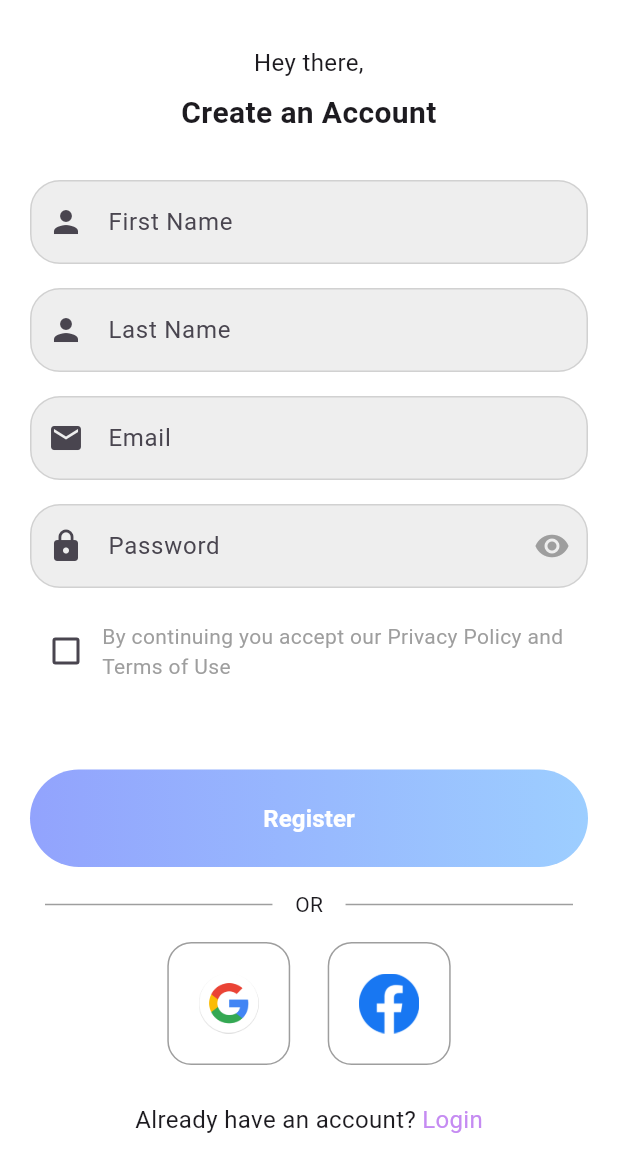
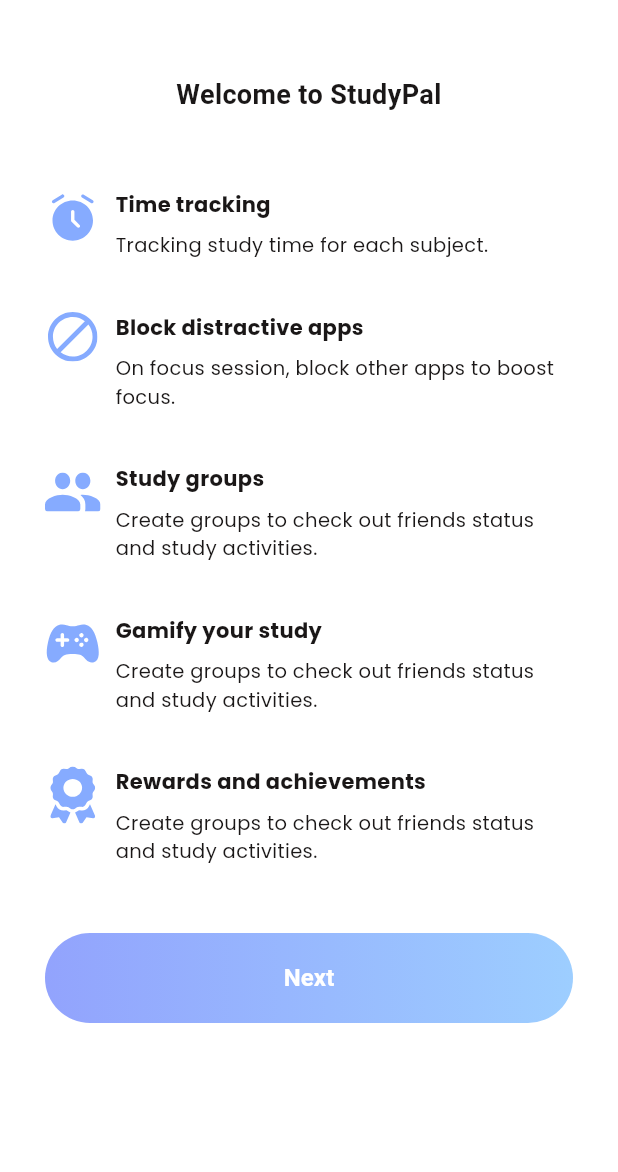
Before and after one commit to stefanusrico/StudyPal, a Flutter app: the screen it shows after launch, on a phone screen of 412 x 824 dp. Shown: the top 1172 px of the screen. Run offline on Flutter 3.47's test engine with Material 3 defaults, Android fonts, the phone set to English and light mode, and no system bars; our stand-ins replace flutter_svg, google_fonts, hexcolor; Roboto replaces fonts that are missing (Arimo).

Commit message:
add: splashpage and onboardingpage

```diff
--- /dev/null
+++ b/StudyPal/flutter_studypal/lib/components/feature_row.dart
@@ -0,0 +1,62 @@
+import 'package:flutter/material.dart';
+import 'package:flutter_studypal/utils/global_colors.dart';
+import 'package:flutter_studypal/utils/global_text.dart';
+import 'package:flutter_svg/flutter_svg.dart';
+
+class FeatureRowWidget extends StatelessWidget {
+  const FeatureRowWidget({
+    super.key,
+    required this.iconPath,
+    required this.title,
+    required this.description,
+    this.iconWidth = 37,
+    this.iconHeight = 37,
+  });
+
+  final String iconPath;
+  final String title;
+  final String description;
+  final double iconWidth;
+  final double iconHeight;
+
+  @override
+  Widget build(BuildContext context) {
+    return Row(
+      crossAxisAlignment: CrossAxisAlignment.start,
+      children: [
+        SizedBox(
+          width: iconWidth,
+          height: iconHeight,
+          child: SvgPicture.asset(
+            iconPath,
+            width: iconWidth,
+            height: iconHeight,
+          ),
+        ),
+        const SizedBox(width: 10),
+        Expanded(
+          child: Column(
+            crossAxisAlignment: CrossAxisAlignment.start,
+            children: [
+              Text(
+                title,
+                style: GlobalText.blackPrimaryPoppinsTextStyle.copyWith(
+                  fontSize: 14,
+                  fontWeight: FontWeight.bold,
+                ),
+              ),
+              const SizedBox(height: 8),
+              Text(
+                description,
+                style: GlobalText.blackPrimaryPoppinsTextStyle.copyWith(
+                  fontSize: 13,
+                  fontWeight: FontWeight.normal,
+                ),
+              ),
+            ],
+          ),
+        ),
+      ],
+    );
+  }
+}
--- a/StudyPal/flutter_studypal/lib/components/square_tile.dart
+++ b/StudyPal/flutter_studypal/lib/components/square_tile.dart
@@ -4,9 +4,9 @@ class SquareTile extends StatelessWidget {
   final String imagePath;
 
   const SquareTile({
-    Key? key,
+    super.key,
     required this.imagePath,
-  }) : super(key: key);
+  });
 
   @override
   Widget build(BuildContext context) {
--- a/StudyPal/flutter_studypal/lib/main.dart
+++ b/StudyPal/flutter_studypal/lib/main.dart
@@ -1,5 +1,7 @@
 import 'package:flutter/material.dart';
-import 'pages/register_page.dart';
+import 'package:flutter_studypal/pages/onboarding_page.dart';
+import 'package:flutter_studypal/pages/register_page.dart';
+import 'package:flutter_studypal/pages/splash_page.dart';
 
 void main() {
   runApp(const MyApp());
@@ -10,9 +12,15 @@
 
   @override
   Widget build(BuildContext context) {
-    return const MaterialApp(
+    return MaterialApp(
       debugShowCheckedModeBanner: false,
-      home: RegisterPage(),
+      initialRoute: '/',
+      routes: {
+        '/': (context) => const SplashPage(),
+        '/onboarding': (context) => const Onboarding(),
+        '/register': (context) => const RegisterPage(),
+        // '/login': (context) => const Login(),
+      },
     );
   }
 }
--- /dev/null
+++ b/StudyPal/flutter_studypal/lib/pages/onboarding_page.dart
@@ -0,0 +1,106 @@
+import 'package:flutter/material.dart';
+import 'package:flutter_studypal/components/feature_row.dart';
+import 'package:flutter_studypal/utils/global_colors.dart';
+import 'package:flutter_studypal/utils/global_text.dart';
+import 'package:flutter_svg/flutter_svg.dart';
+
+class Onboarding extends StatelessWidget {
+  const Onboarding({super.key});
+
+  @override
+  Widget build(BuildContext context) {
+    return Scaffold(
+      backgroundColor: Colors.white,
+      body: SafeArea(
+        child: SingleChildScrollView(
+          child: Padding(
+            padding:
+                const EdgeInsets.symmetric(horizontal: 30.0, vertical: 50.0),
+            child: Column(
+              crossAxisAlignment: CrossAxisAlignment.start,
+              children: [
+                Center(
+                  child: Text(
+                    "Welcome to StudyPal",
+                    textAlign: TextAlign.center,
+                    style: GlobalText.blackPrimaryArimoTextStyle.copyWith(
+                      fontSize: 18.0,
+                      fontWeight: FontWeight.bold,
+                    ),
+                  ),
+                ),
+                const SizedBox(height: 50),
+                const FeatureRowWidget(
+                  iconPath: 'lib/assets/timer.svg',
+                  title: 'Time tracking',
+                  description: 'Tracking study time for each subject.',
+                  iconHeight: 38,
+                ),
+                const SizedBox(height: 35),
+                const FeatureRowWidget(
+                  iconPath: 'lib/assets/block.svg',
+                  title: 'Block distractive apps',
+                  description:
+                      'On focus session, block other apps to boost focus.',
+                  iconHeight: 33,
+                ),
+                const SizedBox(height: 35),
+                const FeatureRowWidget(
+                  iconPath: 'lib/assets/people.svg',
+                  title: 'Study groups',
+                  description:
+                      'Create groups to check out friends status and study activities.',
+                  iconHeight: 38,
+                ),
+                const SizedBox(height: 35),
+                const FeatureRowWidget(
+                  iconPath: 'lib/assets/controller.svg',
+                  title: 'Gamify your study',
+                  description:
+                      'Create groups to check out friends status and study activities.',
+                  iconHeight: 38,
+                ),
+                const SizedBox(height: 35),
+                const FeatureRowWidget(
+                  iconPath: 'lib/assets/achievement.svg',
+                  title: 'Rewards and achievements',
+                  description:
+                      'Create groups to check out friends status and study activities.',
+                  iconHeight: 38,
+                ),
+                const SizedBox(height: 45),
+                Container(
+                  width: double.infinity,
+                  height: 60,
+                  decoration: BoxDecoration(
+                    borderRadius: BorderRadius.circular(45),
+                    gradient: GlobalColors.buttonGradient,
+                  ),
+                  child: TextButton(
+                    onPressed: () {
+                      Navigator.pushReplacementNamed(context, '/register');
+                    },
+                    style: ElevatedButton.styleFrom(
+                      backgroundColor: Colors.transparent,
+                      shadowColor: Colors.transparent,
+                      elevation: 0,
+                    ),
+                    child: const Text(
+                      "Next",
+                      style: TextStyle(
+                        color: Colors.white,
+                        fontSize: 16,
+                        fontWeight: FontWeight.bold,
+                      ),
+                    ),
+                  ),
+                ),
+                const SizedBox(height: 30), // Bottom margin
+              ],
+            ),
+          ),
+        ),
+      ),
+    );
+  }
+}
--- a/StudyPal/flutter_studypal/lib/pages/register_page.dart
+++ b/StudyPal/flutter_studypal/lib/pages/register_page.dart
@@ -1,9 +1,11 @@
 import 'package:flutter/material.dart';
 import 'package:flutter_studypal/components/horizontal_line.dart';
 import 'package:flutter_studypal/components/square_tile.dart';
+import 'package:flutter_studypal/utils/global_colors.dart';
+import 'package:google_fonts/google_fonts.dart';
 
 class RegisterPage extends StatefulWidget {
-  const RegisterPage({Key? key}) : super(key: key);
+  const RegisterPage({super.key});
 
   @override
   State<RegisterPage> createState() => _RegisterPageState();
@@ -11,8 +13,7 @@ class RegisterPage extends StatefulWidget {
 
 class _RegisterPageState extends State<RegisterPage> {
   bool value = false;
-  bool isObscureText =
-      true; // State untuk mengatur password tersembunyi atau tidak
+  bool isObscureText = true;
 
   @override
   Widget build(BuildContext context) {
@@ -27,16 +28,22 @@ class _RegisterPageState extends State<RegisterPage> {
               mainAxisAlignment: MainAxisAlignment.center,
               crossAxisAlignment: CrossAxisAlignment.stretch,
               children: [
-                const Text(
+                Text(
                   "Hey there,",
                   textAlign: TextAlign.center,
-                  style: TextStyle(fontSize: 16, fontWeight: FontWeight.w400),
+                  style: GoogleFonts.poppins(
+                    textStyle: const TextStyle(
+                        fontSize: 16, fontWeight: FontWeight.w500),
+                  ),
                 ),
                 const SizedBox(height: 8),
-                const Text(
+                Text(
                   "Create an Account",
                   textAlign: TextAlign.center,
-                  style: TextStyle(fontSize: 20, fontWeight: FontWeight.bold),
+                  style: GoogleFonts.poppins(
+                    textStyle: const TextStyle(
+                        fontSize: 20, fontWeight: FontWeight.bold),
+                  ),
                 ),
                 const SizedBox(height: 30),
                 Form(
@@ -165,9 +172,11 @@ class _RegisterPageState extends State<RegisterPage> {
                     Checkbox(
                       value: value,
                       onChanged: (newValue) {
+                        if (newValue != null) {
                           setState(() {
-                          value = newValue!;
+                            value = newValue;
                           });
+                        }
                       },
                       activeColor: Colors.purple,
                     ),
@@ -180,14 +189,13 @@ class _RegisterPageState extends State<RegisterPage> {
                   ],
                 ),
                 const SizedBox(height: 55),
-                // ignore: sized_box_for_whitespace
                 Container(
                   width: 15,
-                  height: 65,
+                  height: 60,
                   decoration: BoxDecoration(
                     borderRadius: BorderRadius.circular(45),
-                      gradient: const LinearGradient(
-                          colors: [Color(0xff92a3fd), Color(0xff9dceff)])),
+                    gradient: GlobalColors.buttonGradient,
+                  ),
                   child: TextButton(
                     onPressed: () {},
                     style: ElevatedButton.styleFrom(
@@ -200,45 +208,58 @@ class _RegisterPageState extends State<RegisterPage> {
                       style: TextStyle(
                         color: Colors.white,
                         fontSize: 16,
-                          fontWeight: FontWeight.bold),
+                        fontWeight: FontWeight.bold,
                       ),
                     ),
                   ),
-                const SizedBox(
-                  height: 15,
                 ),
+                const SizedBox(height: 15),
                 const HorizontalOrLine(label: "OR"),
-                const SizedBox(
-                  height: 15,
-                ),
+                const SizedBox(height: 15),
                 const Row(
                     mainAxisAlignment: MainAxisAlignment.center,
                     children: [
-                      SquareTile(imagePath: "lib/images/logo_google.png"),
+                      SquareTile(imagePath: "lib/assets/logo_google.png"),
                       SizedBox(
                         width: 25,
                       ),
-                      SquareTile(imagePath: "lib/images/logo_facebook.png")
+                      SquareTile(imagePath: "lib/assets/logo_facebook.png"),
                     ]),
                 const SizedBox(
                   height: 25,
                 ),
-                const Row(
+                Row(
                   mainAxisAlignment: MainAxisAlignment.center,
                   children: [
                     Text(
                       "Already have an account?",
-                      style: TextStyle(fontSize: 16),
+                      style: GoogleFonts.poppins(
+                        textStyle: const TextStyle(
+                          fontSize: 14,
+                          fontWeight: FontWeight.w500,
+                          color: Colors.black,
                         ),
-                    SizedBox(
-                      width: 4,
                       ),
-                    Text(
+                    ),
+                    const SizedBox(width: 4),
+                    GestureDetector(
+                      onTap: () {
+                        // Handle login button press
+                        Navigator.pushNamed(context, '/login');
+                      },
+                      child: Text(
                         "Login",
-                      style: TextStyle(color: Color(0xffc58bf2), fontSize: 16),
+                        style: GoogleFonts.poppins(
+                          textStyle: const TextStyle(
+                            fontSize: 14,
+                            fontWeight: FontWeight.w500,
+                            color: Colors.purple,
+                          ),
+                        ),
+                      ),
                     )
                   ],
-                )
+                ),
               ],
             ),
           ),
--- /dev/null
+++ b/StudyPal/flutter_studypal/lib/pages/splash_page.dart
@@ -0,0 +1,42 @@
+import 'dart:async';
+import 'package:flutter/material.dart';
+import 'package:flutter_studypal/utils/global_colors.dart';
+import 'package:google_fonts/google_fonts.dart';
+
+class SplashPage extends StatelessWidget {
+  const SplashPage({super.key});
+
+  @override
+  Widget build(BuildContext context) {
+    Timer(const Duration(seconds: 1), () {
+      Navigator.pushReplacementNamed(context, '/onboarding');
+    });
+
+    return Scaffold(
+      backgroundColor: Colors.white,
+      body: Center(
+        child: RichText(
+          text: TextSpan(
+            style: GoogleFonts.poppins(
+              textStyle: const TextStyle(
+                color: Colors.black,
+                fontSize: 35,
+                fontWeight: FontWeight.bold,
+              ),
+            ),
+            children: [
+              const TextSpan(text: 'Study'),
+              TextSpan(
+                text: 'Pal',
+                style: TextStyle(
+                  color: GlobalColors.textLogoColor,
+                  fontWeight: FontWeight.bold,
+                ),
+              ),
+            ],
+          ),
+        ),
+      ),
+    );
+  }
+}
--- /dev/null
+++ b/StudyPal/flutter_studypal/lib/utils/global_colors.dart
@@ -0,0 +1,14 @@
+import 'package:flutter/material.dart';
+import 'package:hexcolor/hexcolor.dart';
+
+class GlobalColors {
+  static Color blackColor = const Color(0xff1A1717);
+  static LinearGradient buttonGradient = const LinearGradient(
+    colors: [Color(0xff92a3fd), Color(0xff9dceff)],
+  );
+
+  static HexColor textLogoColor = HexColor("#CC8FED");
+  static HexColor textLogin = HexColor("#C58BF2");
+  // static HexColor iconColor = HexColor("#86ABFF");
+  static Color iconColor = const Color(0xff86abff).withAlpha(255);
+}
--- /dev/null
+++ b/StudyPal/flutter_studypal/lib/utils/global_text.dart
@@ -0,0 +1,11 @@
+import 'package:flutter/material.dart';
+import 'package:flutter_studypal/utils/global_colors.dart';
+import 'package:google_fonts/google_fonts.dart';
+
+class GlobalText {
+  static TextStyle blackPrimaryPoppinsTextStyle =
+      GoogleFonts.poppins(color: GlobalColors.blackColor);
+
+  static TextStyle blackPrimaryArimoTextStyle =
+      GoogleFonts.arimo(color: GlobalColors.blackColor);
+}
```
Also changed, not shown: StudyPal/flutter_studypal/pubspec.yaml (+13 -3 lines), StudyPal/flutter_studypal/lib/assets/achievement.svg (added), StudyPal/flutter_studypal/lib/assets/block.svg (added), StudyPal/flutter_studypal/lib/assets/controller.svg (added), StudyPal/flutter_studypal/lib/assets/logo_facebook.png (renamed from StudyPal/flutter_studypal/lib/images/logo_facebook.png), StudyPal/flutter_studypal/lib/assets/logo_google.png (renamed from StudyPal/flutter_studypal/lib/images/logo_google.png), StudyPal/flutter_studypal/lib/assets/people.svg (added), StudyPal/flutter_studypal/lib/assets/timer.svg (added), StudyPal/flutter_studypal/pubspec.lock, 1 other file. Lines whose indentation alone changed are shown as unchanged.
